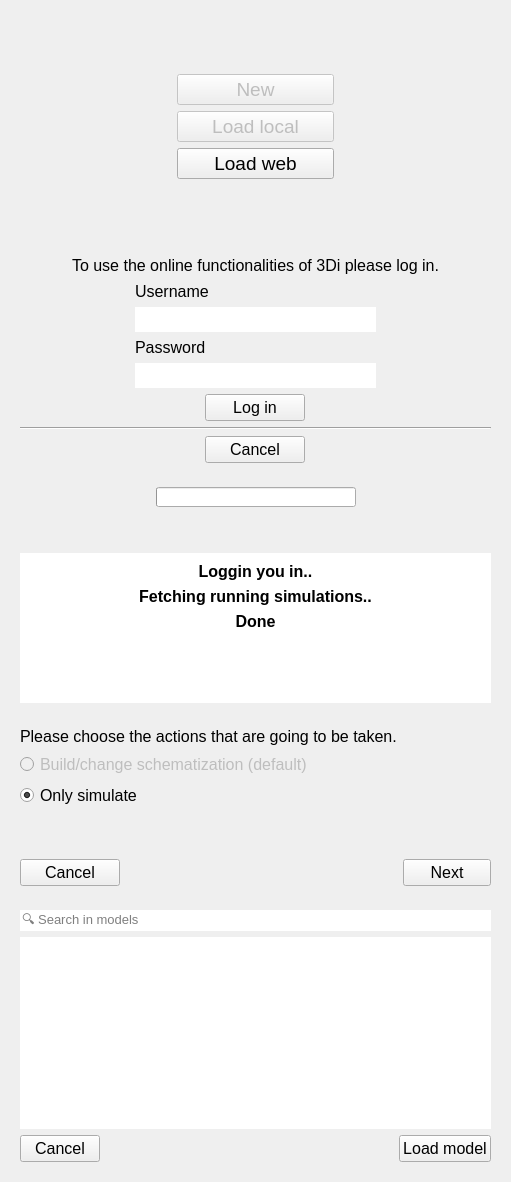
This is threedi_api_qgis_client/ui/sim_log_in.ui in nens/threedi-api-qgis-client as Qt 5 draws it before an edit. The edited form follows.
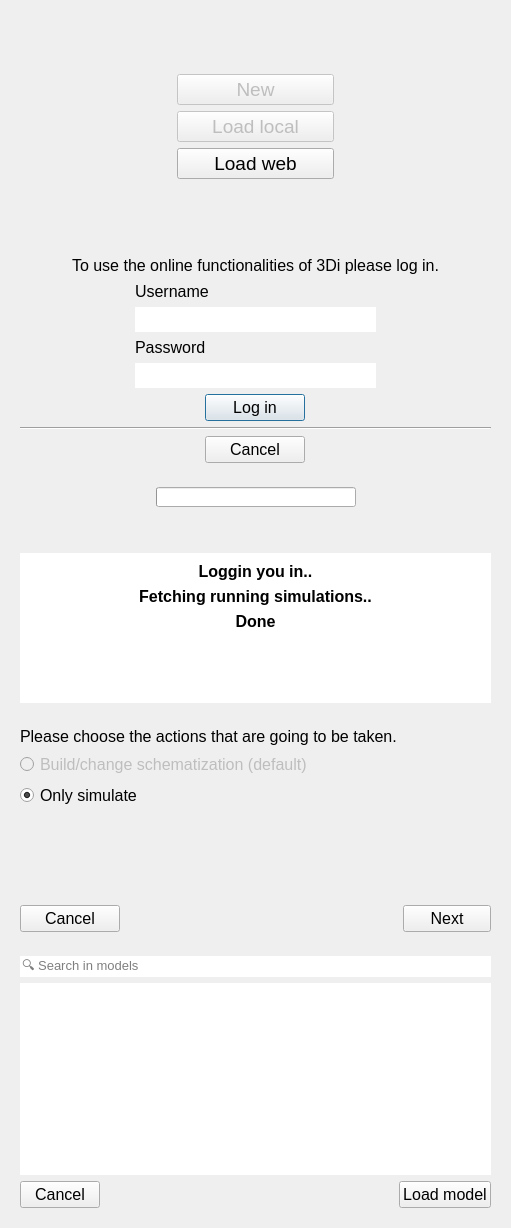
This is the edited form.

Patch:
```diff
--- a/threedi_api_qgis_client/ui/sim_log_in.ui
+++ b/threedi_api_qgis_client/ui/sim_log_in.ui
@@ -7,7 +7,7 @@
     <x>0</x>
     <y>0</y>
     <width>511</width>
-    <height>1182</height>
+    <height>1228</height>
    </rect>
   </property>
   <property name="sizePolicy">
@@ -307,6 +307,9 @@
           <property name="checkable">
            <bool>false</bool>
           </property>
+          <property name="default">
+           <bool>true</bool>
+          </property>
          </widget>
         </item>
        </layout>
```
